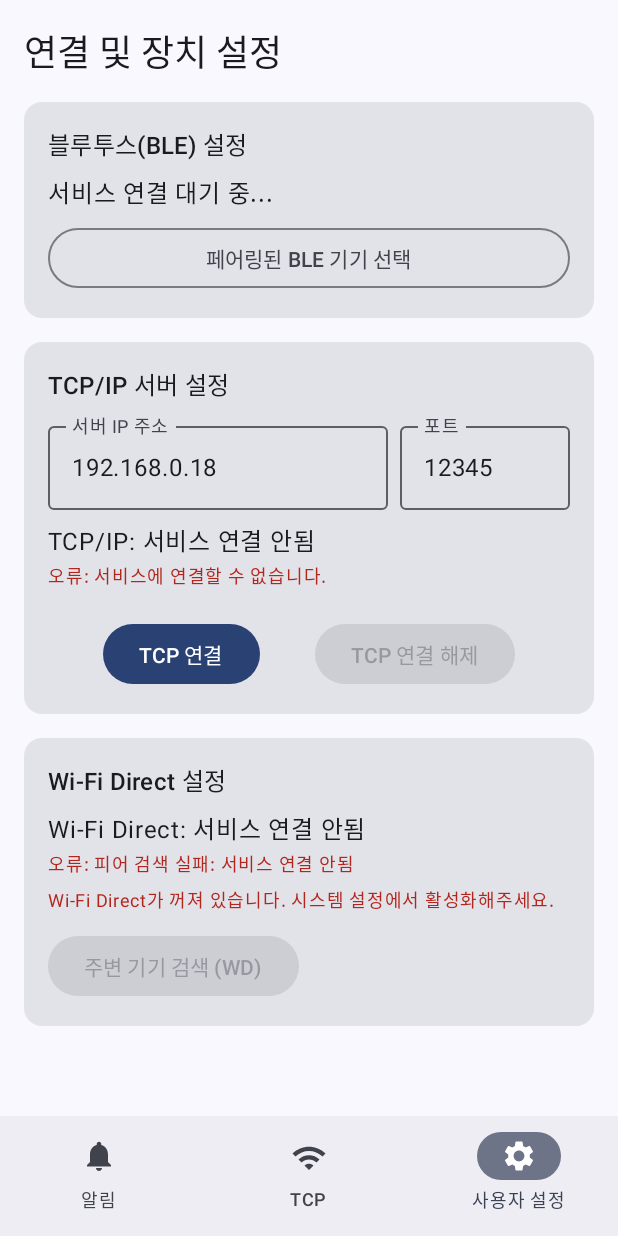
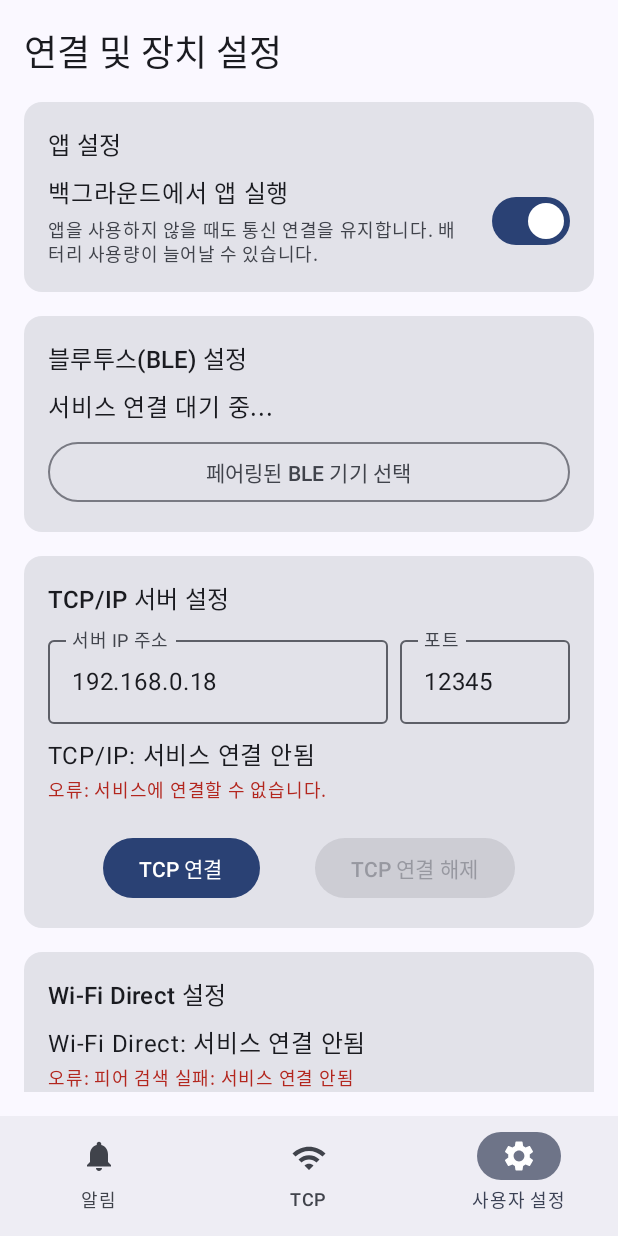
Before and after one commit to enenalenen/MQBL, an Android app built with Jetpack Compose: the SettingsScreen screen opened through its navigation route, after a tap on "TCP 연결", on a phone screen of 412 x 824 dp. Run offline under Robolectric (Android 15) with nearby library versions, the phone set to English and light mode, and no system bars.

Commit message:
백그라운드 앱 동작 ON/OFF 버튼 추가 완료

```diff
--- a/app/src/main/java/com/example/mqbl/MainActivity.kt
+++ b/app/src/main/java/com/example/mqbl/MainActivity.kt
@@ -42,6 +42,7 @@ import com.example.mqbl.service.CommunicationService
 import com.example.mqbl.ui.ble.BleScreen
 import com.example.mqbl.ui.ble.BleViewModel
 import com.example.mqbl.ui.settings.SettingsScreen
+import com.example.mqbl.ui.settings.SettingsViewModel
 import com.example.mqbl.ui.tcp.TcpScreen
 import com.example.mqbl.ui.tcp.TcpViewModel
 import com.example.mqbl.ui.theme.MQBLTheme
@@ -49,18 +50,12 @@ import com.example.mqbl.ui.wifidirect.WifiDirectViewModel
 import kotlinx.coroutines.flow.collectLatest
 
 
-// --- 다크 모드 및 라이트 모드 색상 정의 (기존과 동일 또는 테마 파일에서 가져오기) ---
-// private val DarkColorScheme = darkColorScheme(...)
-// private val LightColorScheme = lightColorScheme(...)
-
 class MainActivity : ComponentActivity() {
 
     private val requestMultiplePermissionsLauncher =
         registerForActivityResult(ActivityResultContracts.RequestMultiplePermissions()) { permissions ->
             Log.d("MainActivity", "Permission Result Received: $permissions")
-            // 각 ViewModel에 권한 결과 알림 (선택 사항, ViewModel에서 재확인 가능)
-            // bleViewModel?.onPermissionsResult(permissions)
-            // wifiDirectViewModel?.onPermissionsResult(permissions)
+            // 권한 요청 결과는 각 ViewModel 또는 화면의 onResume에서 다시 확인하여 처리
         }
 
     override fun onCreate(savedInstanceState: Bundle?) {
@@ -68,9 +63,14 @@ class MainActivity : ComponentActivity() {
 
         WindowCompat.setDecorFitsSystemWindows(window, true)
 
+        // --- 수정: 서비스 시작 로직 변경 ---
+        // 이제 서비스는 설정 값에 따라 스스로 포그라운드 여부를 결정하므로,
+        // 여기서는 단순히 서비스를 시작하기만 하면 됩니다.
         startCommunicationService()
+        // --- 수정 끝 ---
+
         setContent {
-            MQBLTheme { // 실제 정의된 테마 사용
+            MQBLTheme {
                 Surface(
                     modifier = Modifier.fillMaxSize(),
                     color = MaterialTheme.colorScheme.background
@@ -87,7 +87,9 @@ class MainActivity : ComponentActivity() {
 
     private fun startCommunicationService() {
         val serviceIntent = Intent(this, CommunicationService::class.java)
-            startForegroundService(serviceIntent)
+        // startForegroundService 대신 startService 사용.
+        // 서비스 내부에서 설정에 따라 포그라운드로 전환할지 결정함.
+        startService(serviceIntent)
         Log.i("MainActivity", "CommunicationService started.")
     }
 }
@@ -160,6 +162,10 @@ fun MainAppNavigation(requestPermissions: (Array<String>) -> Unit) {
                 )
             }
             composable(Screen.Settings.route) {
+                // --- 수정: SettingsViewModel 추가 및 연결 ---
+                val settingsViewModel: SettingsViewModel = viewModel()
+                val settingsUiState by settingsViewModel.uiState.collectAsStateWithLifecycle()
+
                 val bleViewModel: BleViewModel = viewModel()
                 val bleUiState by bleViewModel.uiState.collectAsStateWithLifecycle()
                 val bondedDevices by bleViewModel.bondedDevices.collectAsStateWithLifecycle()
@@ -169,8 +175,9 @@ fun MainAppNavigation(requestPermissions: (Array<String>) -> Unit) {
                 val currentServerIp by tcpViewModel.serverIp.collectAsStateWithLifecycle()
                 val currentServerPort by tcpViewModel.serverPort.collectAsStateWithLifecycle()
 
-                val wifiDirectViewModel: WifiDirectViewModel = viewModel() // Wi-Fi Direct ViewModel 추가
+                val wifiDirectViewModel: WifiDirectViewModel = viewModel()
                 val wifiDirectUiState by wifiDirectViewModel.wifiDirectUiState.collectAsStateWithLifecycle()
+                // --- 수정 끝 ---
 
 
                 // BLE 권한 요청 이벤트 리스너
@@ -181,10 +188,10 @@ fun MainAppNavigation(requestPermissions: (Array<String>) -> Unit) {
                             arrayOf(
                                 Manifest.permission.BLUETOOTH_CONNECT,
                                 Manifest.permission.BLUETOOTH_SCAN,
-                                Manifest.permission.ACCESS_FINE_LOCATION // BLE 스캔에 위치 권한도 필요할 수 있음
+                                Manifest.permission.ACCESS_FINE_LOCATION
                             )
                         } else {
-                            arrayOf(Manifest.permission.ACCESS_FINE_LOCATION) // 구버전용
+                            arrayOf(Manifest.permission.ACCESS_FINE_LOCATION)
                         }
                         if (permissionsToRequest.isNotEmpty()) {
                             requestPermissions(permissionsToRequest)
@@ -192,11 +199,10 @@ fun MainAppNavigation(requestPermissions: (Array<String>) -> Unit) {
                     }
                 }
 
-                // Wi-Fi Direct 권한 요청 함수 (SettingsScreen에서 호출)
                 val requestWifiDirectPerms = {
                     Log.d("SettingsScreen", "Wi-Fi Direct Permission request initiated from UI.")
                     val wdPermissions = mutableListOf(
-                        Manifest.permission.ACCESS_FINE_LOCATION // Wi-Fi Direct에 필수
+                        Manifest.permission.ACCESS_FINE_LOCATION
                     )
                     if (Build.VERSION.SDK_INT >= Build.VERSION_CODES.TIRAMISU) {
                         wdPermissions.add(Manifest.permission.NEARBY_WIFI_DEVICES)
@@ -206,12 +212,12 @@ fun MainAppNavigation(requestPermissions: (Array<String>) -> Unit) {
 
 
                 val lifecycleOwner = LocalLifecycleOwner.current
-                DisposableEffect(lifecycleOwner, bleViewModel, wifiDirectViewModel) { // wifiDirectViewModel 추가
+                DisposableEffect(lifecycleOwner, bleViewModel, wifiDirectViewModel) {
                     val observer = LifecycleEventObserver { _, event ->
                         if (event == Lifecycle.Event.ON_RESUME) {
                             Log.d("SettingsScreen", "ON_RESUME detected, re-checking permissions.")
                             bleViewModel.checkOrRequestPermissions()
-                            wifiDirectViewModel.discoverPeers() // 화면 재진입 시 피어 검색 시도 (서비스에서 권한 확인 후 실제 동작)
+                            wifiDirectViewModel.discoverPeers()
                         }
                     }
                     lifecycleOwner.lifecycle.addObserver(observer)
@@ -221,6 +227,9 @@ fun MainAppNavigation(requestPermissions: (Array<String>) -> Unit) {
                 }
 
                 SettingsScreen(
+                    // App Settings
+                    settingsUiState = settingsUiState,
+                    onBackgroundExecutionToggled = settingsViewModel::toggleBackgroundExecution,
                     // BLE
                     bleUiState = bleUiState,
                     bondedDevices = bondedDevices,
@@ -253,7 +262,7 @@ fun MainAppNavigation(requestPermissions: (Array<String>) -> Unit) {
 @Preview(showBackground = true, uiMode = android.content.res.Configuration.UI_MODE_NIGHT_YES, name = "Dark Mode Preview")
 @Composable
 fun DefaultPreview() {
-    MQBLTheme { // 실제 정의된 테마 사용
+    MQBLTheme {
         MainAppNavigation(requestPermissions = {})
     }
 }
--- /dev/null
+++ b/app/src/main/java/com/example/mqbl/data/SettingsRepository.kt
@@ -0,0 +1,40 @@
+package com.example.mqbl.data
+
+import android.content.Context
+import android.content.SharedPreferences
+import kotlinx.coroutines.flow.MutableStateFlow
+import kotlinx.coroutines.flow.StateFlow
+import kotlinx.coroutines.flow.asStateFlow
+
+/**
+ * 앱 설정을 SharedPreferences에 저장하고 관리하는 클래스.
+ * 백그라운드 실행 여부 설정을 담당합니다.
+ */
+class SettingsRepository(context: Context) {
+
+    private val prefs: SharedPreferences = context.getSharedPreferences(PREFS_NAME, Context.MODE_PRIVATE)
+
+    private val _isBackgroundExecutionEnabled = MutableStateFlow(isBackgroundExecutionEnabled())
+    val isBackgroundExecutionEnabledFlow: StateFlow<Boolean> = _isBackgroundExecutionEnabled.asStateFlow()
+
+    /**
+     * 현재 백그라운드 실행이 활성화되어 있는지 확인합니다.
+     * 기본값은 true (활성화) 입니다.
+     */
+    fun isBackgroundExecutionEnabled(): Boolean {
+        return prefs.getBoolean(KEY_BACKGROUND_EXECUTION, true)
+    }
+
+    /**
+     * 백그라운드 실행 설정을 변경합니다.
+     */
+    fun setBackgroundExecution(enabled: Boolean) {
+        prefs.edit().putBoolean(KEY_BACKGROUND_EXECUTION, enabled).apply()
+        _isBackgroundExecutionEnabled.value = enabled
+    }
+
+    companion object {
+        private const val PREFS_NAME = "mqbl_settings"
+        private const val KEY_BACKGROUND_EXECUTION = "background_execution_enabled"
+    }
+}
--- a/app/src/main/java/com/example/mqbl/ui/settings/SettingsScreen.kt
+++ b/app/src/main/java/com/example/mqbl/ui/settings/SettingsScreen.kt
@@ -31,6 +31,10 @@ import java.net.InetAddress // Preview용 import
 @OptIn(ExperimentalMaterial3Api::class)
 @Composable
 fun SettingsScreen(
+    // App Settings
+    settingsUiState: SettingsUiState,
+    onBackgroundExecutionToggled: (Boolean) -> Unit,
+
     // BLE
     bleUiState: BleUiState,
     bondedDevices: List<BluetoothDevice>,
@@ -50,15 +54,15 @@ fun SettingsScreen(
 
     // Wi-Fi Direct
     wifiDirectUiState: WifiDirectUiState,
-    onRequestWifiDirectPermissions: () -> Unit, // 권한 요청 콜백 추가
+    onRequestWifiDirectPermissions: () -> Unit,
     onDiscoverWifiDirectPeers: () -> Unit,
     onConnectToWifiDirectPeer: (WifiP2pDevice) -> Unit,
     onDisconnectWifiDirect: () -> Unit,
-    onSendWifiDirectMessage: (String) -> Unit // Wi-Fi Direct 메시지 전송 콜백
+    onSendWifiDirectMessage: (String) -> Unit
 ) {
     var isBleDropdownExpanded by remember { mutableStateOf(false) }
     var selectedBleDeviceDisplay by remember { mutableStateOf("페어링된 BLE 기기 선택") }
-    var currentVibrationValue by remember { mutableIntStateOf(5) } // 기본값 5로 유지
+    var currentVibrationValue by remember { mutableIntStateOf(5) }
     var wifiDirectMessageToSend by remember { mutableStateOf("Hello Wi-Fi Direct!") }
 
 
@@ -71,7 +75,7 @@ fun SettingsScreen(
         }
     }
 
-    LazyColumn( // 전체 화면 스크롤 가능하도록 LazyColumn 사용
+    LazyColumn(
         modifier = Modifier
             .fillMaxSize()
             .padding(16.dp)
@@ -79,6 +83,37 @@ fun SettingsScreen(
         item {
             Text("연결 및 장치 설정", style = MaterialTheme.typography.headlineSmall, modifier = Modifier.padding(bottom = 16.dp))
         }
+
+        // --- 앱 설정 섹션 ---
+        item {
+            Card(modifier = Modifier.fillMaxWidth().padding(bottom = 16.dp)) {
+                Column(modifier = Modifier.padding(16.dp)) {
+                    Text(stringResource(id = R.string.app_settings_title), style = MaterialTheme.typography.titleMedium)
+                    Spacer(modifier = Modifier.height(8.dp))
+                    Row(
+                        modifier = Modifier.fillMaxWidth(),
+                        verticalAlignment = Alignment.CenterVertically,
+                        horizontalArrangement = Arrangement.SpaceBetween
+                    ) {
+                        Column(modifier = Modifier.weight(1f)) {
+                            Text(stringResource(id = R.string.background_execution_title), style = MaterialTheme.typography.bodyLarge)
+                            Spacer(modifier = Modifier.height(4.dp))
+                            Text(
+                                stringResource(id = R.string.background_execution_summary),
+                                style = MaterialTheme.typography.bodySmall,
+                                color = MaterialTheme.colorScheme.onSurfaceVariant
+                            )
+                        }
+                        Spacer(modifier = Modifier.width(16.dp))
+                        Switch(
+                            checked = settingsUiState.isBackgroundExecutionEnabled,
+                            onCheckedChange = onBackgroundExecutionToggled
+                        )
+                    }
+                }
+            }
+        }
+        // --- 앱 설정 섹션 끝 ---
 
         // --- BLE 연결 설정 섹션 ---
         item {
@@ -303,11 +338,14 @@ fun SettingsScreen(
     }
 }
 
+
 @Preview(showBackground = true)
 @Composable
 fun SettingsScreenPreview() {
     MaterialTheme {
         SettingsScreen(
+            settingsUiState = SettingsUiState(isBackgroundExecutionEnabled = true),
+            onBackgroundExecutionToggled = {},
             bleUiState = BleUiState(status = "BLE 상태: 연결됨", connectedDeviceName = "미리보기 BLE 장치"),
             bondedDevices = emptyList(),
             onDeviceSelected = {}, onRequestBlePermissions = {}, onBleDisconnect = {}, onSendVibrationValue = {},
@@ -317,17 +355,16 @@ fun SettingsScreenPreview() {
             wifiDirectUiState = WifiDirectUiState(
                 isWifiDirectEnabled = true,
                 statusText = "Wi-Fi Direct: 미리보기 연결됨",
-                errorMessage = null, // Preview에서는 에러 메시지 없음으로 가정
+                errorMessage = null,
                 connectedDeviceName = "미리보기 WD 장치",
-                peers = emptyList(), // WifiP2pDevice 직접 생성 문제 회피
-                connectionInfo = WifiP2pInfo().apply { // WifiP2pInfo import 필요
+                peers = emptyList(),
+                connectionInfo = WifiP2pInfo().apply {
                     groupFormed = true
                     isGroupOwner = false
                     try {
-                        // 실제 IP 주소 대신 더미 값 사용 또는 null 처리
-                        groupOwnerAddress = InetAddress.getByName("192.168.49.1") // InetAddress import 필요
+                        groupOwnerAddress = InetAddress.getByName("192.168.49.1")
                     } catch (e: Exception) {
-                        groupOwnerAddress = null // 예외 발생 시 null
+                        groupOwnerAddress = null
                     }
                 },
                 receivedDataLog = listOf("<- Hello from peer!", "-> Hi there!")
--- /dev/null
+++ b/app/src/main/java/com/example/mqbl/ui/settings/SettingsState.kt
@@ -0,0 +1,8 @@
+package com.example.mqbl.ui.settings
+
+/**
+ * 설정 화면 전체의 UI 상태를 나타내는 데이터 클래스.
+ */
+data class SettingsUiState(
+    val isBackgroundExecutionEnabled: Boolean = true
+)
--- /dev/null
+++ b/app/src/main/java/com/example/mqbl/ui/settings/SettingsViewModel.kt
@@ -0,0 +1,62 @@
+package com.example.mqbl.ui.settings
+
+import android.app.Application
+import android.content.Intent
+import android.util.Log
+import androidx.lifecycle.AndroidViewModel
+import androidx.lifecycle.viewModelScope
+import com.example.mqbl.data.SettingsRepository
+import com.example.mqbl.service.CommunicationService
+import kotlinx.coroutines.flow.MutableStateFlow
+import kotlinx.coroutines.flow.asStateFlow
+import kotlinx.coroutines.flow.launchIn
+import kotlinx.coroutines.flow.onEach
+import kotlinx.coroutines.flow.update
+import kotlinx.coroutines.launch
+
+private const val TAG = "SettingsViewModel"
+
+/**
+ * 설정 화면의 UI 상태와 비즈니스 로직을 관리하는 ViewModel.
+ */
+class SettingsViewModel(application: Application) : AndroidViewModel(application) {
+
+    private val settingsRepository = SettingsRepository(application)
+
+    private val _uiState = MutableStateFlow(SettingsUiState())
+    val uiState = _uiState.asStateFlow()
+
+    init {
+        // Repository의 Flow를 구독하여 UI 상태를 최신으로 유지
+        settingsRepository.isBackgroundExecutionEnabledFlow
+            .onEach { isEnabled ->
+                _uiState.update { it.copy(isBackgroundExecutionEnabled = isEnabled) }
+            }
+            .launchIn(viewModelScope)
+    }
+
+    /**
+     * 백그라운드 실행 토글 상태를 변경하고 서비스에 명령을 보냅니다.
+     */
+    fun toggleBackgroundExecution(enabled: Boolean) {
+        viewModelScope.launch {
+            // 1. 설정 값을 저장합니다.
+            settingsRepository.setBackgroundExecution(enabled)
+            Log.d(TAG, "Background execution preference set to: $enabled")
+
+            // 2. 서비스에 적절한 명령을 보냅니다.
+            val intent = Intent(getApplication(), CommunicationService::class.java).apply {
+                action = if (enabled) {
+                    CommunicationService.ACTION_START_FOREGROUND
+                } else {
+                    CommunicationService.ACTION_STOP_FOREGROUND
+                }
+            }
+            // 서비스를 시작하여 Intent를 전달합니다.
+            // 안드로이드 8.0 이상에서는 백그라운드에서 서비스를 시작할 때 startForegroundService를 사용해야 하지만,
+            // 여기서는 UI가 보이는 상태에서 호출되므로 startService도 안전합니다.
+            getApplication<Application>().startService(intent)
+            Log.d(TAG, "Sent action '${intent.action}' to CommunicationService.")
+        }
+    }
+}
--- a/app/src/main/res/values/strings.xml
+++ b/app/src/main/res/values/strings.xml
@@ -11,4 +11,9 @@
     <string name="message_to_send_wifi_direct">보낼 메시지 (WD)</string>
     <string name="wifi_direct_logs_title">Wi-Fi Direct 수신 로그:</string>
 
+    <!-- 새로 추가된 문자열 -->
+    <string name="app_settings_title">앱 설정</string>
+    <string name="background_execution_title">백그라운드에서 앱 실행</string>
+    <string name="background_execution_summary">앱을 사용하지 않을 때도 통신 연결을 유지합니다. 배터리 사용량이 늘어날 수 있습니다.</string>
+
 </resources>
```
Also changed, not shown: app/src/main/java/com/example/mqbl/service/CommunicationService.kt (+45 -4 lines).
